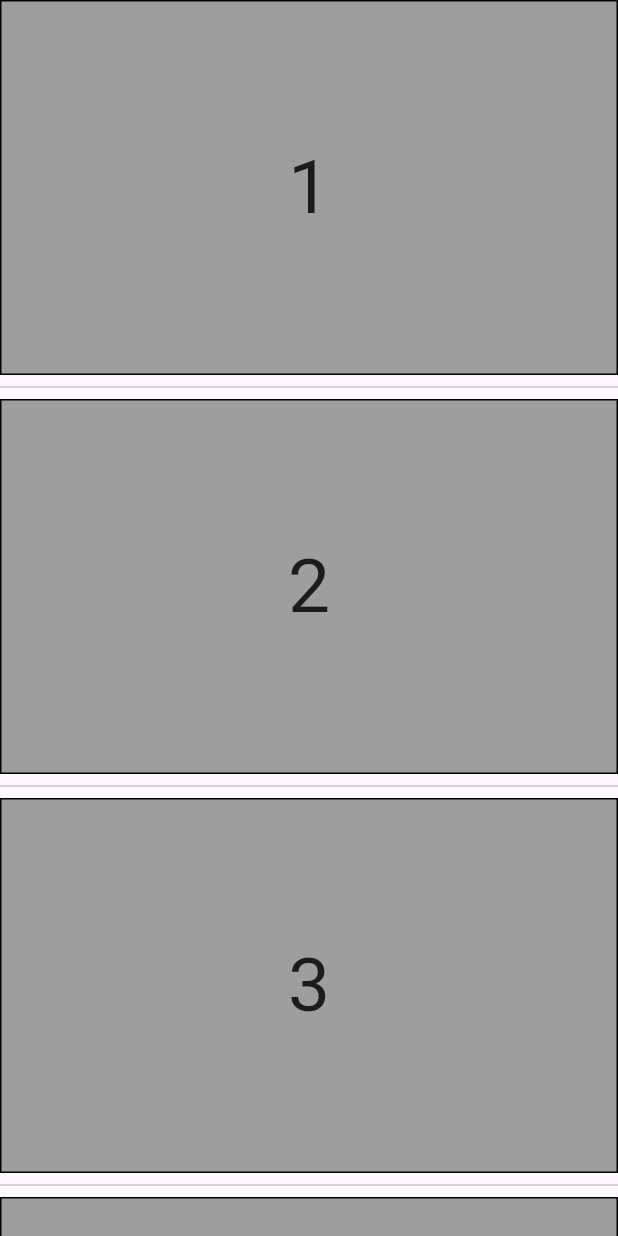
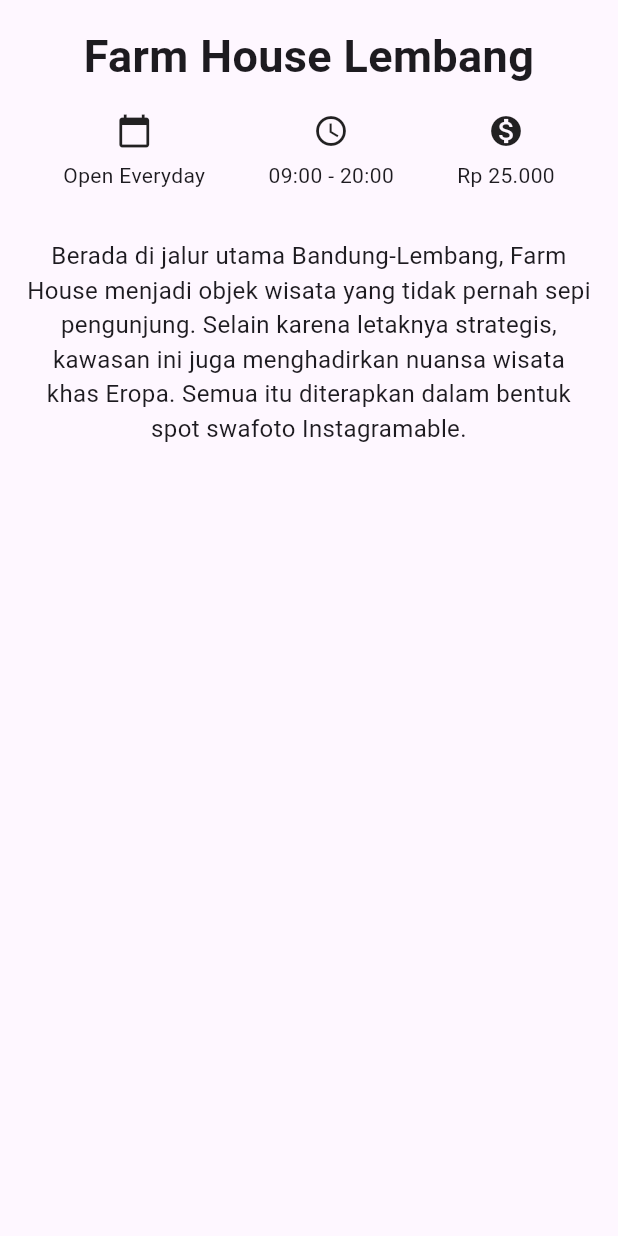
Before and after one commit to nurilanwaralabsory/learn_flutter_dicoding, a Flutter app: the screen it shows after launch, on a phone screen of 412 x 824 dp. Run offline on Flutter 3.47's test engine with Material 3 defaults, Android fonts, the phone set to English and light mode, and no system bars.

Commit message:
codelab 1

```diff
--- a/lib/detail_screen.dart
+++ /dev/null
@@ -1,36 +0,0 @@
-import 'package:flutter/material.dart';
-
-const informationTextStyle = TextStyle(fontFamily: 'Oxygen');
-
-class DetailScreen extends StatelessWidget {
-  const DetailScreen({super.key});
-
-  final List<int> numberList = const [1, 2, 3, 4, 5, 6, 7, 8, 9, 10];
-
-  @override
-  Widget build(BuildContext context) {
-    return Scaffold(
-      body: ListView.separated(
-        itemCount: numberList.length,
-        itemBuilder: (BuildContext context, int index) {
-          return Container(
-            height: 250,
-            decoration: BoxDecoration(
-              color: Colors.grey,
-              border: Border.all(color: Colors.black),
-            ),
-            child: Center(
-              child: Text(
-                '${numberList[index]}',
-                style: const TextStyle(fontSize: 50),
-              ),
-            ),
-          );
-        },
-        separatorBuilder: (BuildContext context, int index) {
-          return const Divider();
-        },
-      ),
-    );
-  }
-}
--- a/lib/main.dart
+++ b/lib/main.dart
@@ -1,5 +1,4 @@
 import 'package:flutter/material.dart';
-import 'package:flutter_dicoding/detail_screen.dart';
 
 void main() => runApp(const MyApp());
 
@@ -15,3 +14,64 @@ class MyApp extends StatelessWidget {
     );
   }
 }
+
+class DetailScreen extends StatelessWidget {
+  const DetailScreen({super.key});
+
+  @override
+  Widget build(BuildContext context) {
+    return Scaffold(
+        body: SafeArea(
+      child: Column(
+        crossAxisAlignment: CrossAxisAlignment.stretch,
+        children: [
+          Container(
+            margin: const EdgeInsets.only(top: 16.0),
+            child: const Text(
+              'Farm House Lembang',
+              textAlign: TextAlign.center,
+              style: TextStyle(fontSize: 30.0, fontWeight: FontWeight.bold),
+            ),
+          ),
+          Container(
+            margin: const EdgeInsets.symmetric(vertical: 16.0),
+            child: const Row(
+              mainAxisAlignment: MainAxisAlignment.spaceEvenly,
+              children: [
+                Column(
+                  children: [
+                    Icon(Icons.calendar_today),
+                    SizedBox(height: 8.0),
+                    Text('Open Everyday'),
+                  ],
+                ),
+                Column(
+                  children: [
+                    Icon(Icons.access_time),
+                    SizedBox(height: 8.0),
+                    Text('09:00 - 20:00'),
+                  ],
+                ),
+                Column(
+                  children: [
+                    Icon(Icons.monetization_on),
+                    SizedBox(height: 8.0),
+                    Text('Rp 25.000'),
+                  ],
+                ),
+              ],
+            ),
+          ),
+          Container(
+            padding: const EdgeInsets.all(16.0),
+            child: const Text(
+              'Berada di jalur utama Bandung-Lembang, Farm House menjadi objek wisata yang tidak pernah sepi pengunjung. Selain karena letaknya strategis, kawasan ini juga menghadirkan nuansa wisata khas Eropa. Semua itu diterapkan dalam bentuk spot swafoto Instagramable.',
+              textAlign: TextAlign.center,
+              style: TextStyle(fontSize: 16.0),
+            ),
+          )
+        ],
+      ),
+    ));
+  }
+}
```
